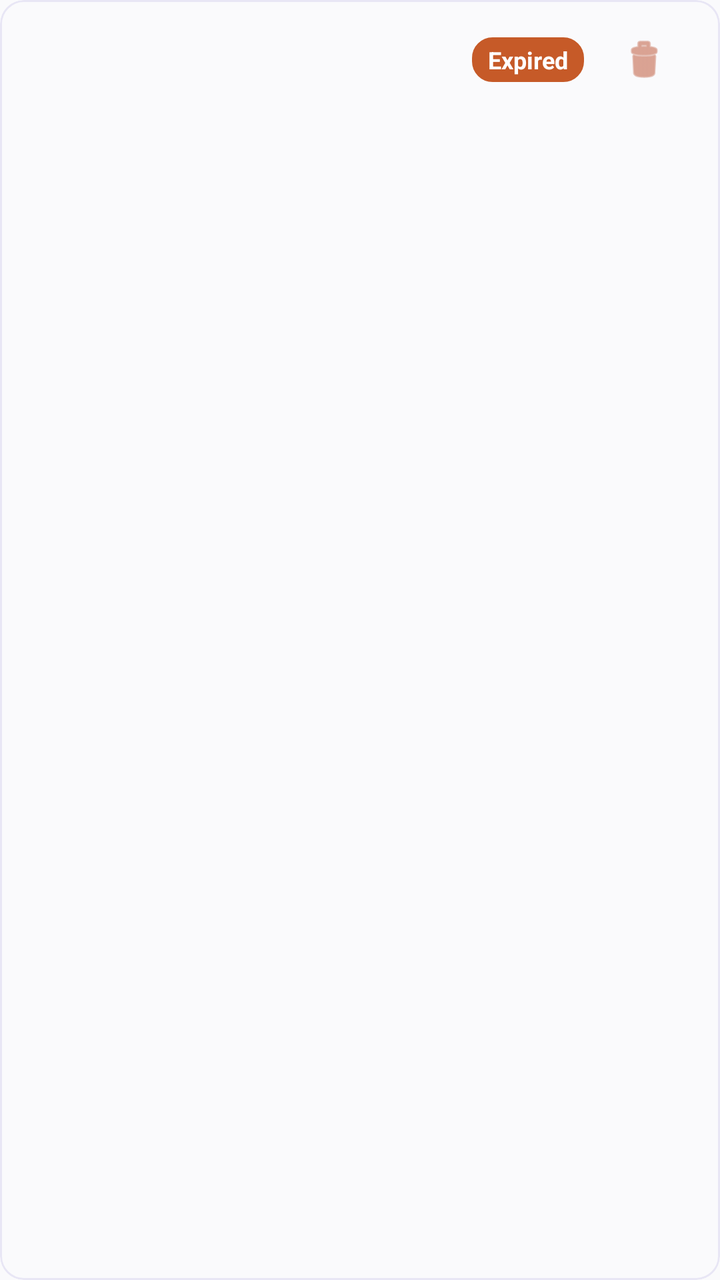
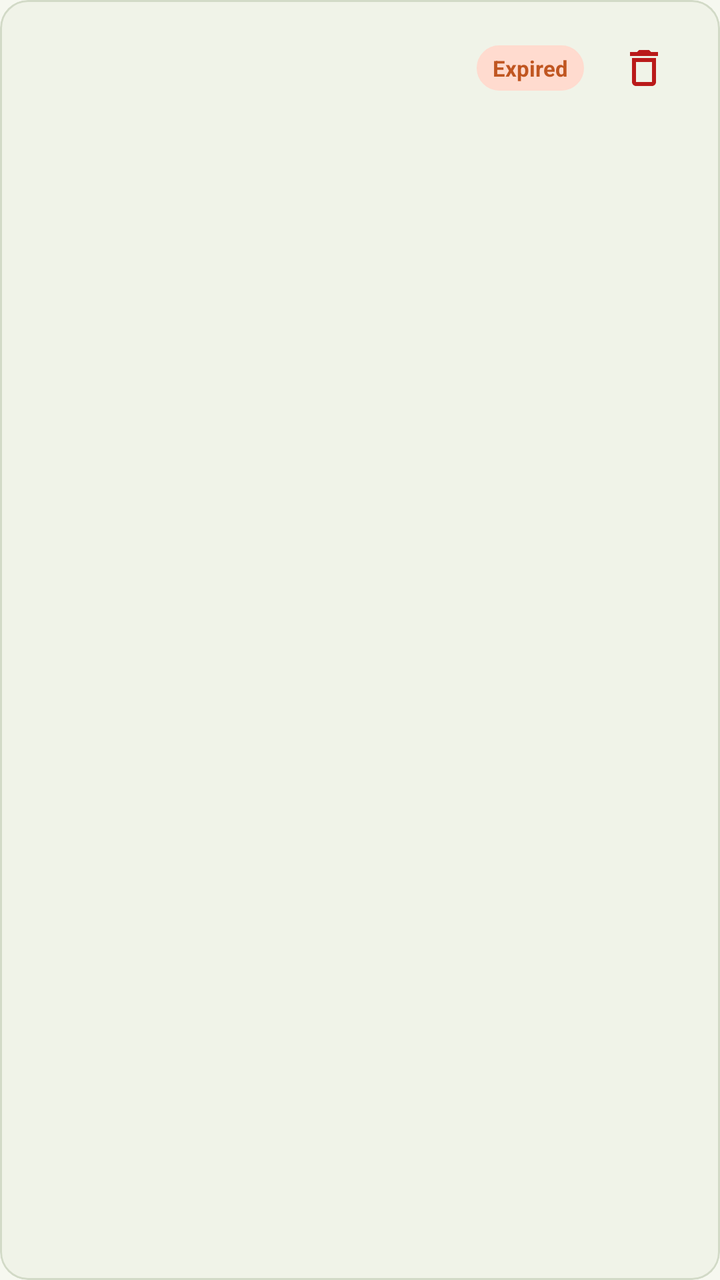

Screens rendered from an Android XML layout before and after an edit, with the pre-edit source and the edit as a unified diff.
<!-- AndroidManifest.xml: application theme Theme.Reminder -->
<!-- res/layout/reminder_item.xml -->
<?xml version="1.0" encoding="utf-8"?>
<com.google.android.material.card.MaterialCardView xmlns:android="http://schemas.android.com/apk/res/android"
    xmlns:app="http://schemas.android.com/apk/res-auto"
    android:layout_width="match_parent"
    android:layout_height="wrap_content"
    android:layout_marginBottom="8dp"
    app:cardElevation="0dp"
    app:cardCornerRadius="12dp"
    app:strokeWidth="1dp"
    app:strokeColor="@color/colorDivider"
    app:cardBackgroundColor="@color/colorBackground">

    <LinearLayout
        android:layout_width="match_parent"
        android:layout_height="wrap_content"
        android:orientation="horizontal"
        android:gravity="center_vertical"
        android:paddingHorizontal="14dp"
        android:paddingVertical="6dp">

        
        <LinearLayout
            android:layout_width="0dp"
            android:layout_height="wrap_content"
            android:layout_weight="1"
            android:orientation="vertical">

            <TextView
                android:id="@+id/reminderText"
                android:layout_width="wrap_content"
                android:layout_height="wrap_content"
                android:textColor="?android:attr/textColorPrimary"
                android:textSize="14sp"
                android:textStyle="bold" />

            <TextView
                android:id="@+id/reminderTime"
                android:layout_width="wrap_content"
                android:layout_height="wrap_content"
                android:textColor="?android:attr/textColorSecondary"
                android:textSize="12sp"
                android:layout_marginTop="4dp" />
        </LinearLayout>

        
        <TextView
            android:id="@+id/expiredIcon"
            android:layout_width="wrap_content"
            android:layout_height="wrap_content"
            android:text="Expired"
            android:textColor="#FFFFFF"
            android:textSize="12sp"
            android:textStyle="bold"
            android:background="@drawable/rounded_secondary_button"
            android:paddingHorizontal="8dp"
            android:paddingVertical="3dp"
            android:layout_marginEnd="6dp"
            android:visibility="visible"
            app:backgroundTint="@color/colorExpired" />

        
        <ImageView
            android:id="@+id/rescheduleButton"
            android:layout_width="48dp"
            android:layout_height="48dp"
            android:background="?attr/selectableItemBackgroundBorderless"
            android:padding="12dp"
            android:contentDescription="Reschedule Reminder"
            android:src="@android:drawable/ic_menu_my_calendar"
            android:scaleType="centerInside"
            app:tint="@color/colorReschedule"
            android:clickable="true"
            android:focusable="true"
            android:layout_marginEnd="4dp"
            android:visibility="gone"/>

        
        <ImageView
            android:id="@+id/deleteButton"
            android:layout_width="48dp"
            android:layout_height="48dp"
            android:background="?attr/selectableItemBackgroundBorderless"
            android:padding="12dp"
            android:contentDescription="Delete Reminder"
            android:src="@android:drawable/ic_menu_delete"
            android:scaleType="centerInside"
            app:tint="@color/colorDelete"
            android:clickable="true"
            android:focusable="true"/>

    </LinearLayout>
</com.google.android.material.card.MaterialCardView>
<!-- resources referenced by this layout -->
<resources>
  <color name="colorBackground">@color/light_background</color>
  <color name="colorDelete">#C4684D</color>
  <color name="colorDivider">@color/light_divider</color>
  <color name="colorExpired">#C65A28</color>
  <color name="colorReschedule">@color/light_reschedule</color>
  <!-- drawable rounded_secondary_button (drawable) -->
  <?xml version="1.0" encoding="utf-8"?>
  <ripple xmlns:android="http://schemas.android.com/apk/res/android"
      android:color="?attr/colorControlHighlight">
      <item android:id="@android:id/mask">
          <shape android:shape="rectangle">
              <solid android:color="@android:color/white" />
              <corners android:radius="10dp" />
          </shape>
      </item>
      <item>
          <shape android:shape="rectangle">
              <solid android:color="#2A1A1A" />
              <stroke android:width="0.5dp" android:color="#3A2020" />
              <corners android:radius="10dp" />
          </shape>
      </item>
  </ripple>
  <style name="Theme.Reminder" parent="Theme.Material3.DayNight.NoActionBar">
          <item name="colorPrimary">@color/accent_purple</item>
          <item name="colorOnPrimary">@color/white</item>
          <item name="colorSecondary">@color/accent_purple</item>
          <item name="colorOnSecondary">@color/white</item>
          <item name="android:statusBarColor">@color/colorBackground</item>
          <item name="android:windowLightStatusBar" tools:targetApi="m">true</item>
          <item name="android:timePickerMode">spinner</item>
  
          
          <item name="android:windowBackground">@color/light_background</item>
          <item name="colorSurface">@color/light_surface</item>
          <item name="colorOnSurface">@color/light_text_primary</item>
      </style>
  <color name="light_background">#FAFAFC</color>
  <color name="light_divider">#E8E6F5</color>
  <color name="light_reschedule">#8D80FF</color>
  <color name="accent_purple">@color/colorAccent</color>
  <color name="light_surface">#FFFFFF</color>
  <color name="light_text_primary">#1D1B20</color>
  <color name="colorAccent">@color/light_primary</color>
  <color name="light_primary">#7B6FEA</color>
  <!-- unchanged entries left out for length: 1 -->
</resources>

<!-- the commit's change to res/layout/reminder_item.xml (unified diff, before → after) -->
@@ -5,10 +5,10 @@
     android:layout_height="wrap_content"
     android:layout_marginBottom="8dp"
     app:cardElevation="0dp"
-    app:cardCornerRadius="12dp"
+    app:cardCornerRadius="14dp"
     app:strokeWidth="1dp"
-    app:strokeColor="@color/colorDivider"
-    app:cardBackgroundColor="@color/colorBackground">
+    app:strokeColor="@color/colorSurfaceBorder"
+    app:cardBackgroundColor="@color/colorSurfaceVariant">
 
     <LinearLayout
         android:layout_width="match_parent"
@@ -16,7 +16,7 @@
         android:orientation="horizontal"
         android:gravity="center_vertical"
         android:paddingHorizontal="14dp"
-        android:paddingVertical="6dp">
+        android:paddingVertical="10dp">
 
         
         <LinearLayout
@@ -30,7 +30,7 @@
                 android:layout_width="wrap_content"
                 android:layout_height="wrap_content"
                 android:textColor="?android:attr/textColorPrimary"
-                android:textSize="14sp"
+                android:textSize="15sp"
                 android:textStyle="bold" />
 
             <TextView
@@ -39,7 +39,7 @@
                 android:layout_height="wrap_content"
                 android:textColor="?android:attr/textColorSecondary"
                 android:textSize="12sp"
-                android:layout_marginTop="4dp" />
+                android:layout_marginTop="3dp" />
         </LinearLayout>
 
         
@@ -48,15 +48,15 @@
             android:layout_width="wrap_content"
             android:layout_height="wrap_content"
             android:text="Expired"
-            android:textColor="#FFFFFF"
-            android:textSize="12sp"
+            android:textColor="@color/colorExpired"
+            android:textSize="11sp"
             android:textStyle="bold"
-            android:background="@drawable/rounded_secondary_button"
+            android:background="@drawable/rounded_edittext"
+            android:backgroundTint="@color/colorExpiredContainer"
             android:paddingHorizontal="8dp"
-            android:paddingVertical="3dp"
+            android:paddingVertical="4dp"
             android:layout_marginEnd="6dp"
-            android:visibility="visible"
-            app:backgroundTint="@color/colorExpired" />
+            android:visibility="visible" />
 
         
         <ImageView
@@ -66,13 +66,13 @@
             android:background="?attr/selectableItemBackgroundBorderless"
             android:padding="12dp"
             android:contentDescription="Reschedule Reminder"
-            android:src="@android:drawable/ic_menu_my_calendar"
+            android:src="@drawable/ic_ms_calendar"
             android:scaleType="centerInside"
-            app:tint="@color/colorReschedule"
+            app:tint="@color/gl_primary"
             android:clickable="true"
             android:focusable="true"
-            android:layout_marginEnd="4dp"
-            android:visibility="gone"/>
+            android:layout_marginEnd="2dp"
+            android:visibility="gone" />
 
         
         <ImageView
@@ -82,11 +82,11 @@
             android:background="?attr/selectableItemBackgroundBorderless"
             android:padding="12dp"
             android:contentDescription="Delete Reminder"
-            android:src="@android:drawable/ic_menu_delete"
+            android:src="@drawable/ic_ms_delete"
             android:scaleType="centerInside"
             app:tint="@color/colorDelete"
             android:clickable="true"
-            android:focusable="true"/>
+            android:focusable="true" />
 
     </LinearLayout>
 </com.google.android.material.card.MaterialCardView>
<!-- resource entries referenced after the edit -->
@@ -1,50 +1,159 @@
 <!-- resources referenced by this layout -->
 <resources>
-  <color name="colorBackground">@color/light_background</color>
-  <color name="colorDelete">#C4684D</color>
-  <color name="colorDivider">@color/light_divider</color>
-  <color name="colorExpired">#C65A28</color>
-  <color name="colorReschedule">@color/light_reschedule</color>
-  <!-- drawable rounded_secondary_button (drawable) -->
+  <color name="colorBackground">@color/gl_background</color>
+  <color name="colorSurface">@color/gl_surface</color>
+  <color name="colorTextPrimary">@color/gl_text_primary</color>
+  <color name="colorTextSecondary">@color/gl_text_secondary</color>
+  <color name="colorDelete">#BA1A1A</color>
+  <color name="colorDivider">@color/gl_outline_variant</color>
+  <color name="colorDeleteContainer">#FFDAD6</color>
+  <color name="colorOnDeleteContainer">#410002</color>
+  <style name="Animation.Reminder.Activity" parent="@android:style/Animation.Activity">
+          <item name="android:activityOpenEnterAnimation">@anim/slide_in_right</item>
+          <item name="android:activityOpenExitAnimation">@anim/slide_out_left</item>
+          <item name="android:activityCloseEnterAnimation">@anim/slide_in_left</item>
+          <item name="android:activityCloseExitAnimation">@anim/slide_out_right</item>
+      </style>
+  <style name="Widget.Reminder.CardView" parent="Widget.Material3.CardView.Filled">
+          <item name="cardBackgroundColor">@color/colorSurface</item>
+          <item name="strokeColor">@color/colorDivider</item>
+          <item name="strokeWidth">@dimen/card_stroke_width</item>
+          <item name="cardElevation">@dimen/card_elevation</item>
+          <item name="shapeAppearanceOverlay">@style/ShapeAppearance.Reminder.Card</item>
+      </style>
+  <style name="Widget.Reminder.Button.Primary" parent="Widget.Material3.Button">
+          <item name="backgroundTint">@color/gl_primary</item>
+          <item name="android:textColor">@color/white</item>
+          <item name="cornerRadius">20dp</item>
+          <item name="android:minHeight">@dimen/touch_target_min</item>
+          <item name="rippleColor">#33FFFFFF</item>
+      </style>
+  <style name="Widget.Reminder.TextInputLayout" parent="Widget.Material3.TextInputLayout.OutlinedBox">
+          <item name="boxStrokeColor">@color/gl_primary</item>
+          <item name="boxCornerRadiusTopStart">12dp</item>
+          <item name="boxCornerRadiusTopEnd">12dp</item>
+          <item name="boxCornerRadiusBottomStart">12dp</item>
+          <item name="boxCornerRadiusBottomEnd">12dp</item>
+          <item name="hintTextColor">@color/gl_primary</item>
+          <item name="boxStrokeWidth">1dp</item>
+          <item name="boxStrokeWidthFocused">2dp</item>
+      </style>
+  <style name="Widget.Reminder.BottomNavigation" parent="Widget.Material3.BottomNavigationView">
+          <item name="backgroundTint">@color/colorSurface</item>
+          <item name="itemIconTint">@color/nav_item_icon_tint</item>
+          <item name="itemTextColor">@color/nav_item_text_tint</item>
+          <item name="itemActiveIndicatorStyle">@style/Widget.Reminder.BottomNavigation.Indicator</item>
+          <item name="elevation">3dp</item>
+      </style>
+  <style name="ThemeOverlay.Reminder.MaterialAlertDialog" parent="ThemeOverlay.Material3.MaterialAlertDialog">
+          <item name="shapeAppearanceOverlay">@style/ShapeAppearance.Reminder.Card</item>
+          <item name="colorSurface">@color/colorSurface</item>
+          <item name="colorPrimary">@color/gl_primary</item>
+      </style>
+  <color name="gl_surface">#FFFFFF</color>
+  <color name="gl_background">#F6F8F0</color>
+  <color name="gl_text_primary">#191D19</color>
+  <color name="gl_text_secondary">#596250</color>
+  <color name="gl_outline_variant">#E2E8DC</color>
+  <dimen name="card_stroke_width">1dp</dimen>
+  <dimen name="card_elevation">1dp</dimen>
+  <style name="ShapeAppearance.Reminder.Card" parent="ShapeAppearance.Material3.Corner.Medium">
+          <item name="cornerSize">16dp</item>
+      </style>
+  <dimen name="touch_target_min">48dp</dimen>
+  <style name="Widget.Reminder.BottomNavigation.Indicator" parent="Widget.Material3.BottomNavigationView.ActiveIndicator">
+          <item name="android:color">@color/gl_tertiary</item>
+          <item name="android:width">60dp</item>
+          <item name="android:height">32dp</item>
+      </style>
+  <color name="colorExpired">#C05621</color>
+  <color name="colorExpiredContainer">#FFDBCF</color>
+  <color name="colorSurfaceBorder">@color/gl_outline</color>
+  <color name="colorSurfaceVariant">@color/gl_surface_elevated</color>
+  <color name="gl_primary">#83A83D</color>
+  <!-- drawable ic_ms_calendar (drawable) -->
+  <vector xmlns:android="http://schemas.android.com/apk/res/android"
+      android:width="24dp"
+      android:height="24dp"
+      android:viewportWidth="24"
+      android:viewportHeight="24"
+      android:tint="?attr/colorControlNormal">
+      <path
+          android:fillColor="@android:color/white"
+          android:pathData="M19,4h-1V2h-2v2H8V2H6v2H5c-1.11,0 -1.99,0.9 -1.99,2L3,20c0,1.1 0.89,2 2,2h14c1.1,0 2,-0.9 2,-2V6c0,-1.1 -0.9,-2 -2,-2zm0,16H5V9h14v11zM7,11h5v5H7z" />
+  </vector>
+  <!-- drawable ic_ms_delete (drawable) -->
+  <vector xmlns:android="http://schemas.android.com/apk/res/android"
+      android:width="24dp"
+      android:height="24dp"
+      android:viewportWidth="24"
+      android:viewportHeight="24"
+      android:tint="?attr/colorControlNormal">
+      <path
+          android:fillColor="@android:color/white"
+          android:pathData="M16,9v10H8V9h8m-1.5,-6h-5l-1,1H5v2h14V4h-3.5l-1,-1zM18,7H6v12c0,1.1 0.9,2 2,2h8c1.1,0 2,-0.9 2,-2V7z" />
+  </vector>
+  <!-- drawable rounded_edittext (drawable) -->
   <?xml version="1.0" encoding="utf-8"?>
-  <ripple xmlns:android="http://schemas.android.com/apk/res/android"
-      android:color="?attr/colorControlHighlight">
-      <item android:id="@android:id/mask">
-          <shape android:shape="rectangle">
-              <solid android:color="@android:color/white" />
-              <corners android:radius="10dp" />
-          </shape>
-      </item>
-      <item>
-          <shape android:shape="rectangle">
-              <solid android:color="#2A1A1A" />
-              <stroke android:width="0.5dp" android:color="#3A2020" />
-              <corners android:radius="10dp" />
-          </shape>
-      </item>
-  </ripple>
+  <shape xmlns:android="http://schemas.android.com/apk/res/android"
+      android:shape="rectangle">
+      <solid android:color="@color/colorInputBackground" />
+      <stroke android:width="1dp" android:color="@color/colorInputBorder" />
+      <corners android:radius="12dp" />
+  </shape>
   <style name="Theme.Reminder" parent="Theme.Material3.DayNight.NoActionBar">
-          <item name="colorPrimary">@color/accent_purple</item>
+          
+          <item name="colorPrimary">@color/gl_primary</item>
           <item name="colorOnPrimary">@color/white</item>
-          <item name="colorSecondary">@color/accent_purple</item>
-          <item name="colorOnSecondary">@color/white</item>
+          <item name="colorPrimaryContainer">@color/gl_tertiary</item>
+          <item name="colorOnPrimaryContainer">#1B2609</item>
+  
+          
+          <item name="colorSecondary">@color/gl_secondary</item>
+          <item name="colorOnSecondary">@color/gl_graphite</item>
+          <item name="colorSecondaryContainer">@color/gl_surface_elevated</item>
+          <item name="colorOnSecondaryContainer">@color/gl_graphite</item>
+          <item name="colorTertiary">@color/gl_tertiary</item>
+          <item name="colorOnTertiary">@color/gl_graphite</item>
+  
+          
+          <item name="android:windowBackground">@color/colorBackground</item>
+          <item name="colorSurface">@color/colorSurface</item>
+          <item name="colorOnSurface">@color/colorTextPrimary</item>
+          <item name="colorSurfaceVariant">@color/colorSurfaceVariant</item>
+          <item name="colorOnSurfaceVariant">@color/colorTextSecondary</item>
+          <item name="colorOutline">@color/colorSurfaceBorder</item>
+          <item name="colorOutlineVariant">@color/colorDivider</item>
+  
+          
+          <item name="colorError">@color/colorDelete</item>
+          <item name="colorOnError">@color/white</item>
+          <item name="colorErrorContainer">@color/colorDeleteContainer</item>
+          <item name="colorOnErrorContainer">@color/colorOnDeleteContainer</item>
+  
+          
           <item name="android:statusBarColor">@color/colorBackground</item>
           <item name="android:windowLightStatusBar" tools:targetApi="m">true</item>
-          <item name="android:timePickerMode">spinner</item>
+          <item name="android:navigationBarColor">@color/colorBackground</item>
+          <item name="android:windowLightNavigationBar" tools:targetApi="o_mr1">true</item>
   
           
-          <item name="android:windowBackground">@color/light_background</item>
-          <item name="colorSurface">@color/light_surface</item>
-          <item name="colorOnSurface">@color/light_text_primary</item>
+          <item name="android:windowAnimationStyle">@style/Animation.Reminder.Activity</item>
+  
+          
+          <item name="materialCardViewStyle">@style/Widget.Reminder.CardView</item>
+          <item name="materialButtonStyle">@style/Widget.Reminder.Button.Primary</item>
+          <item name="textInputStyle">@style/Widget.Reminder.TextInputLayout</item>
+          <item name="bottomNavigationStyle">@style/Widget.Reminder.BottomNavigation</item>
+          <item name="materialAlertDialogTheme">@style/ThemeOverlay.Reminder.MaterialAlertDialog</item>
       </style>
-  <color name="light_background">#FAFAFC</color>
-  <color name="light_divider">#E8E6F5</color>
-  <color name="light_reschedule">#8D80FF</color>
-  <color name="accent_purple">@color/colorAccent</color>
-  <color name="light_surface">#FFFFFF</color>
-  <color name="light_text_primary">#1D1B20</color>
-  <color name="colorAccent">@color/light_primary</color>
-  <color name="light_primary">#7B6FEA</color>
+  <color name="gl_outline">#D2DAC7</color>
+  <color name="gl_surface_elevated">#F0F3E8</color>
+  <color name="colorInputBackground">@color/gl_surface</color>
+  <color name="colorInputBorder">@color/gl_outline</color>
+  <color name="gl_tertiary">#D9EBA9</color>
+  <color name="gl_secondary">#B2D66C</color>
+  <color name="gl_graphite">#191D19</color>
   <!-- unchanged entries left out for length: 1 -->
 </resources>
 
